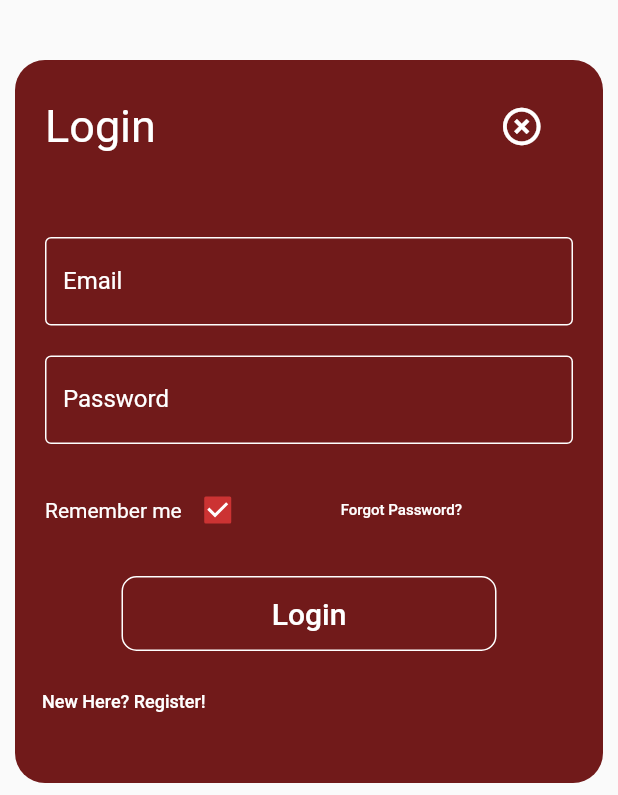
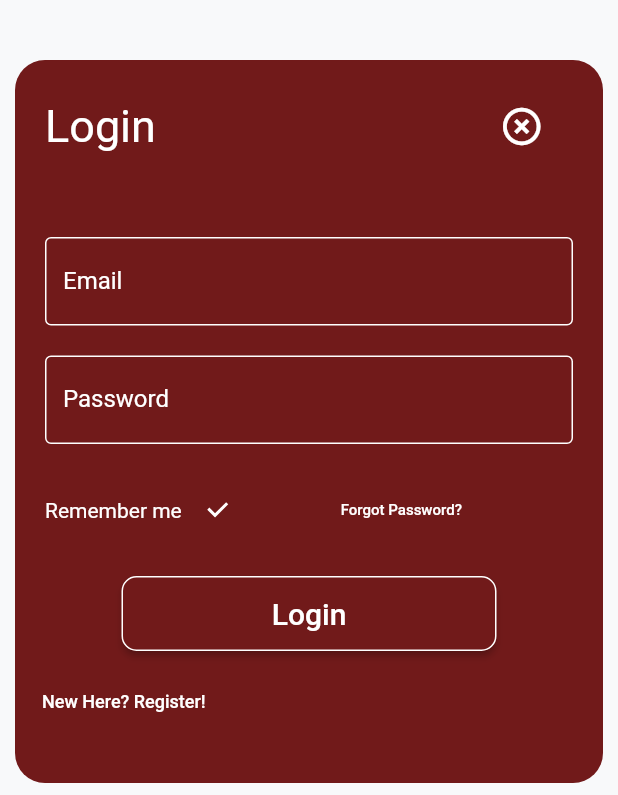
Before and after one commit to J4ngel/Broadcast_movie, a Flutter app: the Login screen opened directly, on a phone screen of 412 x 824 dp, the part 441-1236 px from its top. Run offline on Flutter 3.47's test engine with Material 2 defaults, Android fonts, the light colour scheme and no system bars; our stand-ins replace get, shared_preferences; accounts and stored records are empty; network calls fail.

Commit message:
Update: TextBtn->ElevatedBtn Add: Dark&Light theme

```diff
--- a/lib/ui/pages/login/login.dart
+++ b/lib/ui/pages/login/login.dart
@@ -1,6 +1,7 @@
 import 'package:broadcast_movie/ui/pages/home/navegation.dart';
 import 'package:broadcast_movie/ui/pages/register/register.dart';
-import 'package:broadcast_movie/ui/pages/splash/splash.dart';
+import 'package:broadcast_movie/providers/theme.dart';
+import 'package:provider/provider.dart';
 import 'package:flutter/material.dart';
 import 'package:get/get.dart';
 
@@ -16,34 +17,30 @@
 
   @override
   Widget build(BuildContext context) {
-    return Container(
-        color: const Color(0xffA3A3AD),
-        // decoration: BoxDecoration(
-        //     image: DecorationImage(
-        //         image: AssetImage('assets/logo_light.png'),
-        //         fit: BoxFit.cover)),
-        child: Scaffold(
-            // backgroundColor: Color.transparent,
-            body: SingleChildScrollView(
+    final currentTheme = Provider.of<ThemeProvider>(context);
+
+    return Scaffold(
+        backgroundColor: currentTheme.isDarkTheme()
+            ? const Color(0XFF262D31)
+            : const Color(0XFFF8F9FA),
+        body: SingleChildScrollView(
           child: Column(children: [
             const SizedBox(height: 30),
             SizedBox(
-                // child: Image.asset('assets/logo_light.png'),
                 height: 264.0,
                 width: 274.0,
-                child: DecoratedBox(
-                    decoration: const BoxDecoration(),
-                    child: Image.asset('assets/images/logo_light.png',
-                        fit: BoxFit.fill))),
-            // Row(
-            //     mainAxisAlignment: MainAxisAlignment.center,
-            //     children: [Image.asset('assets/logo_light.png')]),
+                child: currentTheme.isDarkTheme()
+                    ? Image.asset('assets/images/logo_dark.png',
+                        fit: BoxFit.fill)
+                    : Image.asset("assets/images/logo_light.png",
+                        fit: BoxFit.fill)),
             const SizedBox(height: 30),
             Container(
-                // color: Color(0xff711A1A),
                 decoration: BoxDecoration(
                     shape: BoxShape.rectangle,
-                    color: const Color(0xff711A1A),
+                    color: currentTheme.isDarkTheme()
+                        ? const Color(0xff085373)
+                        : const Color(0xff711A1A),
                     borderRadius: BorderRadius.circular(20)),
                 padding: const EdgeInsets.all(10.0),
                 margin: const EdgeInsets.all(10.0),
@@ -77,12 +74,6 @@
                                 iconSize: 30.0,
                                 color: Colors.white,
                               ),
-
-                              // Icon(
-                              //   Icons.highlight_off_outlined,
-                              //   color: Colors.white,
-                              //   size: 30.0,
-                              // ),
                             ],
                           ),
                         ),
@@ -94,7 +85,6 @@
                               style: TextStyle(color: Colors.white),
                               decoration: InputDecoration(
                                   fillColor: Colors.white,
-                                  // filled: true,
                                   focusedBorder: OutlineInputBorder(
                                       borderSide:
                                           BorderSide(color: Colors.white)),
@@ -107,14 +97,12 @@
                             )),
                         const Padding(
                             padding: EdgeInsets.all(10.0),
-                            // ignore: prefer_const_constructors
                             child: TextField(
                               obscureText: true,
                               cursorColor: Color(0xffCC3333),
                               style: TextStyle(color: Colors.white),
                               decoration: InputDecoration(
                                   fillColor: Colors.white,
-                                  // filled: true,
                                   focusedBorder: OutlineInputBorder(
                                       borderSide:
                                           BorderSide(color: Colors.white)),
@@ -136,9 +124,11 @@
                                   style: const TextStyle(color: Colors.white)),
                               Checkbox(
                                 value: _selected,
-                                activeColor: const Color(0xffCC3333),
-                                side:
-                                    const BorderSide(color: Color(0xffCC3333)),
+                                activeColor: currentTheme.isDarkTheme()
+                                    ? const Color(0xff085373)
+                                    : const Color(0xff711A1A),
+                                // activeColor: const Color(0xffCC3333),
+                                side: const BorderSide(color: Colors.white),
                                 onChanged: (value) {
                                   setState(() {
                                     _selected = value!;
@@ -154,32 +144,32 @@
                                 child: const Text(
                                   'Forgot Password?',
                                   style: TextStyle(
-                                      // colork: Color(0xffCC3333),
-                                      color: Colors.white,
-                                      fontSize: 10),
+                                      color: Colors.white, fontSize: 10),
                                 ),
                               ),
                             ],
                           ),
                         ),
                         const SizedBox(height: 10),
-                        Container(
-                          height: 50,
-                          width: 250,
-                          decoration: BoxDecoration(
-                              color: const Color(0xff711A1A),
-                              borderRadius: BorderRadius.circular(10),
-                              border: Border.all(color: Colors.white)),
-                          child: TextButton(
-                            onPressed: () {
-                              Get.to(() => NavagationBar());
-                            },
-                            child: const Text(
-                              'Login',
-                              style:
-                                  TextStyle(color: Colors.white, fontSize: 20),
-                            ),
+                        ElevatedButton(
+                          child: const Text(
+                            "Login",
+                            style:
+                                TextStyle(color: Colors.white, fontSize: 20.0),
                           ),
+                          style: ElevatedButton.styleFrom(
+                              primary: currentTheme.isDarkTheme()
+                                  ? const Color(0xff085373)
+                                  : const Color(0xff711A1A),
+                              shape: RoundedRectangleBorder(
+                                borderRadius: BorderRadius.circular(10),
+                              ),
+                              side: const BorderSide(color: Colors.white),
+                              padding: const EdgeInsets.all(10),
+                              fixedSize: const Size(250.0, 50.0)),
+                          onPressed: () {
+                            Get.to(() => const NavagationBar());
+                          },
                         ),
                         const SizedBox(height: 10),
                         Row(
@@ -188,7 +178,7 @@
                               onPressed: () {
                                 // ignore: todo
                                 // TODO REGISTER SCREEN GOES HERE
-                                Get.to(() => Register());
+                                Get.to(() => const Register());
                               },
                               child: const Text(
                                 'New Here? Register!',
@@ -202,6 +192,6 @@
                       ]),
                 ))
           ]),
-        )));
+        ));
   }
 }
```
